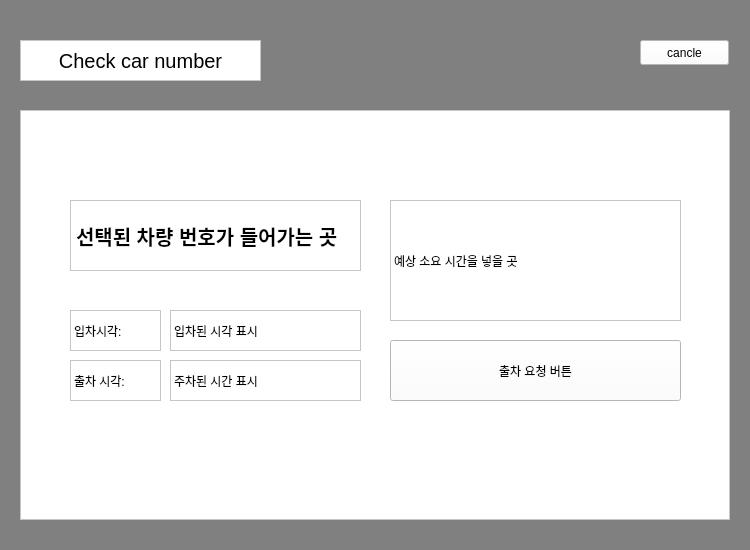
addinedu-ros-5th/ros-repo-5, file GUI/User/user_gui.ui: the form before one commit.
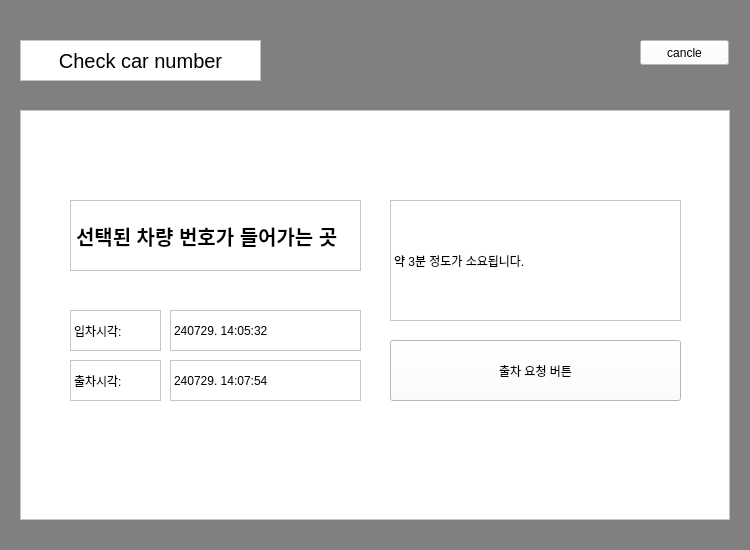
The form after the commit. The open tabs and pages were chosen to show the change.

Commit message: update : code : user ui-add time

Diff of the .ui file:
```diff
--- a/GUI/User/user_gui.ui
+++ b/GUI/User/user_gui.ui
@@ -380,7 +380,7 @@
       <enum>QFrame::StyledPanel</enum>
      </property>
      <property name="text">
-      <string>출차 시각:</string>
+      <string>출차시각:</string>
      </property>
     </widget>
     <widget class="QLabel" name="lb_in_time">
@@ -399,7 +399,7 @@
       <enum>QFrame::StyledPanel</enum>
      </property>
      <property name="text">
-      <string>입차된 시각 표시</string>
+      <string>240729. 14:05:32</string>
      </property>
     </widget>
     <widget class="QLabel" name="lb_out_time">
@@ -418,7 +418,7 @@
       <enum>QFrame::StyledPanel</enum>
      </property>
      <property name="text">
-      <string>주차된 시간 표시</string>
+      <string>240729. 14:07:54</string>
      </property>
     </widget>
     <widget class="QLabel" name="lb_spend">
@@ -437,7 +437,7 @@
       <enum>QFrame::StyledPanel</enum>
      </property>
      <property name="text">
-      <string>예상 소요 시간을 넣을 곳</string>
+      <string>약 3분 정도가 소요됩니다.</string>
      </property>
     </widget>
     <widget class="QPushButton" name="pbt_out_signal">
```
The commit also changes 1 other file.
